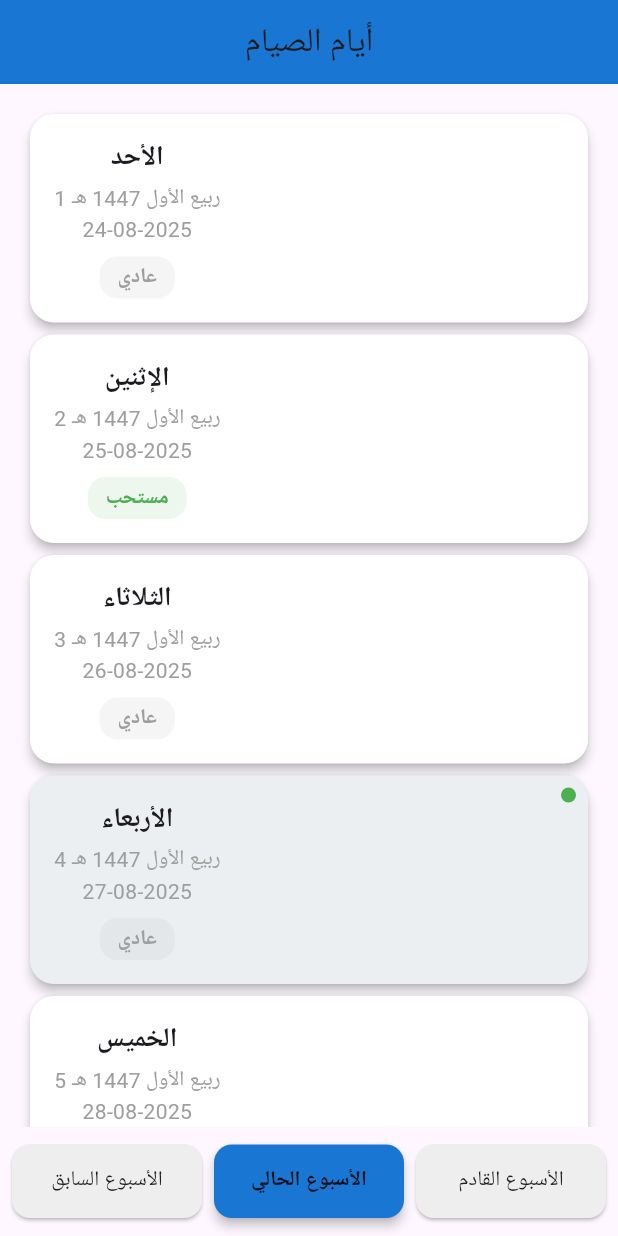
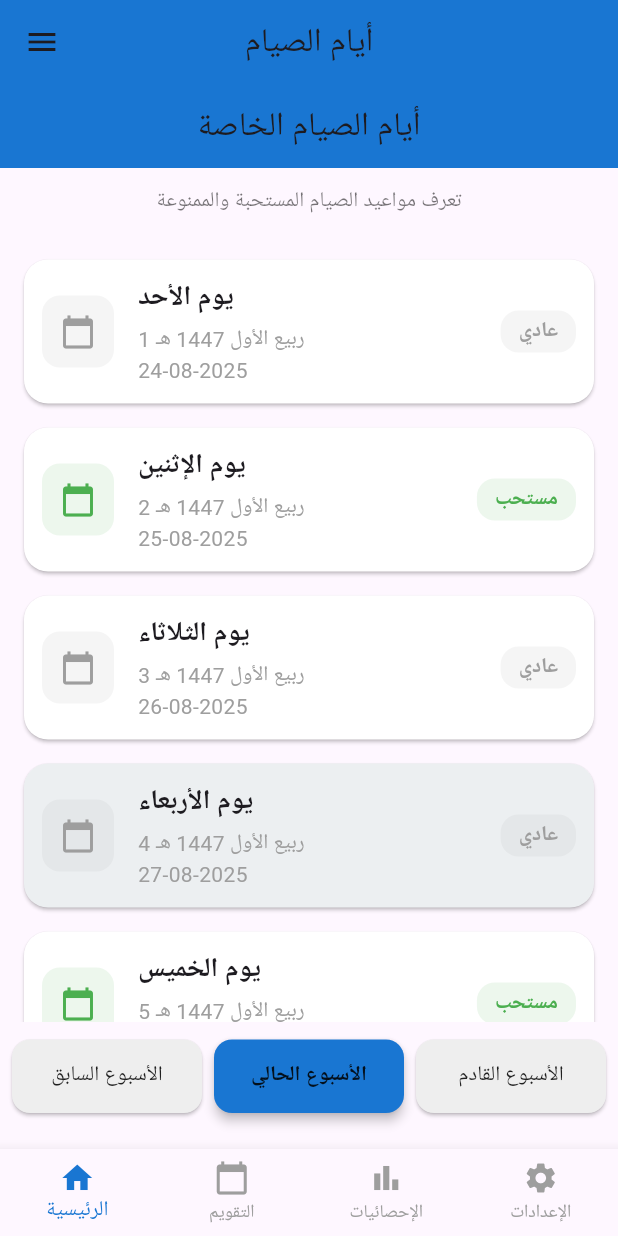
Before and after one commit to SaadElsayed93/SoomApp, a Flutter app: the screen it shows after launch, on a phone screen of 412 x 824 dp. Run offline on Flutter 3.47's test engine with Material 3 defaults, Android fonts, the phone set to English and light mode, and no system bars; our stand-ins replace hijri; Roboto replaces fonts that are missing (Cairo).

Commit message:
Implement main screen navigation and add calendar, stats, and settings screens; enhance home screen UI and update fasting day card design

```diff
--- a/lib/main.dart
+++ b/lib/main.dart
@@ -1,6 +1,6 @@
 import 'package:flutter/material.dart';
 import 'package:intl/date_symbol_data_local.dart';
-import 'screens/home_screen.dart';
+import 'package:fasting_reminder/screens/main_screen.dart';
 
 Future<void> main() async {
   WidgetsFlutterBinding.ensureInitialized();
@@ -15,8 +15,12 @@ class FastingApp extends StatelessWidget {
   Widget build(BuildContext context) {
     return MaterialApp(
       title: "تطبيق الصيام",
-      theme: ThemeData(primarySwatch: Colors.blue),
-      home: const HomeScreen(),
+      debugShowCheckedModeBanner: false,
+      theme: ThemeData(
+        primarySwatch: Colors.blue,
+        fontFamily: 'Cairo', // لو حابب الخط يكون عربي جميل
+      ),
+      home: const MainScreen(), // ✅ هنا خلي البداية على MainScreen
     );
   }
 }
--- /dev/null
+++ b/lib/screens/calendar_screen.dart
@@ -0,0 +1,15 @@
+import 'package:flutter/material.dart';
+
+class CalendarScreen extends StatelessWidget {
+  const CalendarScreen({super.key});
+
+  @override
+  Widget build(BuildContext context) {
+    return const Center(
+      child: Text(
+        "📅 صفحة التقويم",
+        style: TextStyle(fontSize: 20, fontWeight: FontWeight.bold),
+      ),
+    );
+  }
+}
--- a/lib/screens/home_screen.dart
+++ b/lib/screens/home_screen.dart
@@ -46,15 +46,23 @@ class _HomeScreenState extends State<HomeScreen> {
 
     return Scaffold(
       appBar: AppBar(
-        title: const Text("أيام الصيام"),
+        title: const Text("أيام الصيام الخاصة"),
         backgroundColor: AppColors.primary,
         centerTitle: true,
+        elevation: 0,
       ),
       body: Column(
         children: [
+          const SizedBox(height: 12),
+          const Text(
+            "تعرف مواعيد الصيام المستحبة والممنوعة",
+            style: TextStyle(fontSize: 14, color: Colors.black54),
+          ),
+          const SizedBox(height: 12),
+
           Expanded(
             child: ListView.builder(
-              padding: const EdgeInsets.all(16),
+              padding: const EdgeInsets.symmetric(horizontal: 16, vertical: 8),
               itemCount: days.length,
               itemBuilder: (context, index) {
                 return FastingDayCard(day: days[index]);
@@ -62,11 +70,14 @@ class _HomeScreenState extends State<HomeScreen> {
             ),
           ),
 
-          // ✅ Week Navigator تحت اللي عدلناه
-          WeekNavigator(
-            onPrevious: _goToPreviousWeek,
-            onNext: _goToNextWeek,
-            onCurrent: _goToCurrentWeek,
+          // ✅ Week Navigator (السابق - الحالي - القادم)
+          Padding(
+            padding: const EdgeInsets.only(bottom: 12),
+            child: WeekNavigator(
+              onPrevious: _goToPreviousWeek,
+              onNext: _goToNextWeek,
+              onCurrent: _goToCurrentWeek,
+            ),
           ),
         ],
       ),
--- /dev/null
+++ b/lib/screens/main_screen.dart
@@ -0,0 +1,133 @@
+import 'package:fasting_reminder/screens/calendar_screen.dart';
+import 'package:fasting_reminder/screens/home_screen.dart';
+import 'package:fasting_reminder/screens/settings_screen.dart';
+import 'package:fasting_reminder/screens/stats_screen.dart';
+import 'package:flutter/material.dart';
+import '../core/theme/app_colors.dart';
+
+class MainScreen extends StatefulWidget {
+  const MainScreen({super.key});
+
+  @override
+  State<MainScreen> createState() => _MainScreenState();
+}
+
+class _MainScreenState extends State<MainScreen> {
+  int _selectedIndex = 0;
+
+  final List<Widget> _screens = const [
+    HomeScreen(),
+    CalendarScreen(),
+    StatsScreen(),
+    SettingsScreen(),
+  ];
+  void _onItemTapped(int index) {
+    setState(() {
+      _selectedIndex = index;
+    });
+  }
+
+  @override
+  Widget build(BuildContext context) {
+    return Scaffold(
+      appBar: AppBar(
+        title: Text(_getTitle(_selectedIndex)),
+        backgroundColor: AppColors.primary,
+        centerTitle: true,
+      ),
+
+      // ✅ Drawer
+      drawer: Drawer(
+        child: ListView(
+          padding: EdgeInsets.zero,
+          children: [
+            const DrawerHeader(
+              decoration: BoxDecoration(color: Colors.deepPurple),
+              child: Text(
+                "القائمة الرئيسية",
+                style: TextStyle(color: Colors.white, fontSize: 20),
+              ),
+            ),
+            ListTile(
+              leading: const Icon(Icons.home),
+              title: const Text("الرئيسية"),
+              onTap: () {
+                Navigator.pop(context);
+                _onItemTapped(0);
+              },
+            ),
+            ListTile(
+              leading: const Icon(Icons.calendar_today),
+              title: const Text("التقويم"),
+              onTap: () {
+                Navigator.pop(context);
+                _onItemTapped(1);
+              },
+            ),
+            ListTile(
+              leading: const Icon(Icons.bar_chart),
+              title: const Text("الإحصائيات"),
+              onTap: () {
+                Navigator.pop(context);
+                _onItemTapped(2);
+              },
+            ),
+            ListTile(
+              leading: const Icon(Icons.settings),
+              title: const Text("الإعدادات"),
+              onTap: () {
+                Navigator.pop(context);
+                _onItemTapped(3);
+              },
+            ),
+          ],
+        ),
+      ),
+
+      body: _screens[_selectedIndex],
+
+      // ✅ Bottom Navigation Bar
+      bottomNavigationBar: BottomNavigationBar(
+        currentIndex: _selectedIndex,
+        onTap: _onItemTapped,
+        selectedItemColor: AppColors.primary,
+        unselectedItemColor: Colors.grey,
+        showUnselectedLabels: true,
+        type: BottomNavigationBarType.fixed,
+        items: const [
+          BottomNavigationBarItem(
+            icon: Icon(Icons.home),
+            label: "الرئيسية",
+          ),
+          BottomNavigationBarItem(
+            icon: Icon(Icons.calendar_today),
+            label: "التقويم",
+          ),
+          BottomNavigationBarItem(
+            icon: Icon(Icons.bar_chart),
+            label: "الإحصائيات",
+          ),
+          BottomNavigationBarItem(
+            icon: Icon(Icons.settings),
+            label: "الإعدادات",
+          ),
+        ],
+      ),
+    );
+  }
+
+  String _getTitle(int index) {
+    switch (index) {
+      case 0:
+        return "أيام الصيام";
+      case 1:
+        return "التقويم";
+      case 2:
+        return "الإحصائيات";
+      case 3:
+        return "الإعدادات";
+      default:
+        return "";
+    }
+  }
+}
--- /dev/null
+++ b/lib/screens/settings_screen.dart
@@ -0,0 +1,15 @@
+import 'package:flutter/material.dart';
+
+class SettingsScreen extends StatelessWidget {
+  const SettingsScreen({super.key});
+
+  @override
+  Widget build(BuildContext context) {
+    return const Center(
+      child: Text(
+        "⚙️ صفحة الإعدادات",
+        style: TextStyle(fontSize: 20, fontWeight: FontWeight.bold),
+      ),
+    );
+  }
+}
--- /dev/null
+++ b/lib/screens/stats_screen.dart
@@ -0,0 +1,15 @@
+import 'package:flutter/material.dart';
+
+class StatsScreen extends StatelessWidget {
+  const StatsScreen({super.key});
+
+  @override
+  Widget build(BuildContext context) {
+    return const Center(
+      child: Text(
+        "📊 صفحة الإحصائيات",
+        style: TextStyle(fontSize: 20, fontWeight: FontWeight.bold),
+      ),
+    );
+  }
+}
--- a/lib/widgets/fasting_day_card.dart
+++ b/lib/widgets/fasting_day_card.dart
@@ -1,6 +1,5 @@
 import 'package:flutter/material.dart';
 import '../models/fasting_day.dart';
-import '../core/theme/app_colors.dart';
 import '../core/theme/app_text_styles.dart';
 import '../screens/fasting_detail_screen.dart';
 import '../core/utils/date_helper.dart';
@@ -39,24 +38,39 @@ class FastingDayCard extends StatelessWidget {
 
     return Card(
       shape: RoundedRectangleBorder(borderRadius: BorderRadius.circular(16)),
-      elevation: 3,
-      color: isToday ? Colors.blueGrey.shade50 : Colors.white, // يوم اليوم أفتح شوية
+      elevation: 1,
+      margin: const EdgeInsets.symmetric(vertical: 8),
+      color: isToday ? Colors.blueGrey.shade50 : Colors.white, // ✅ اليوم الحالي بلون فاتح
       child: InkWell(
+        borderRadius: BorderRadius.circular(16),
         onTap: () {
           Navigator.push(
             context,
             MaterialPageRoute(builder: (_) => FastingDetailScreen(day: day)),
           );
         },
-        child: Stack(
+        child: Padding(
+          padding: const EdgeInsets.all(12),
+          child: Row(
             children: [
-            Padding(
-              padding: const EdgeInsets.all(16),
+              // ✅ أيقونة على الشمال
+              Container(
+                padding: const EdgeInsets.all(12),
+                decoration: BoxDecoration(
+                  color: color.withOpacity(0.1),
+                  borderRadius: BorderRadius.circular(12),
+                ),
+                child: Icon(Icons.calendar_today, color: color),
+              ),
+              const SizedBox(width: 16),
+
+              // ✅ النصوص على اليمين
+              Expanded(
                 child: Column(
-                crossAxisAlignment: CrossAxisAlignment.center,
+                  crossAxisAlignment: CrossAxisAlignment.start,
                   children: [
                     Text(
-                    DateHelper.getWeekdayName(day.date),
+                      "يوم ${DateHelper.getWeekdayName(day.date)}",
                       style: AppTextStyles.title,
                     ),
                     const SizedBox(height: 4),
@@ -68,12 +82,13 @@ class FastingDayCard extends StatelessWidget {
                       DateHelper.formatDate(day.date),
                       style: AppTextStyles.subtitle,
                     ),
-                  const SizedBox(height: 8),
+                  ],
+                ),
+              ),
+
+              // ✅ الحالة (مستحب / واجب / منهي / عادي)
               Container(
-                    padding: const EdgeInsets.symmetric(
-                      vertical: 4,
-                      horizontal: 12,
-                    ),
+                padding: const EdgeInsets.symmetric(vertical: 4, horizontal: 12),
                 decoration: BoxDecoration(
                   color: color.withOpacity(0.1),
                   borderRadius: BorderRadius.circular(12),
@@ -86,21 +101,6 @@ class FastingDayCard extends StatelessWidget {
             ],
           ),
         ),
-            if (isToday)
-              Positioned(
-                top: 8,
-                right: 8,
-                child: Container(
-                  width: 10,
-                  height: 10,
-                  decoration: const BoxDecoration(
-                    color: Colors.green,
-                    shape: BoxShape.circle,
-                  ),
-                ),
-              ),
-          ],
-        ),
       ),
     );
   }
```
Lines whose indentation alone changed are shown as unchanged.
